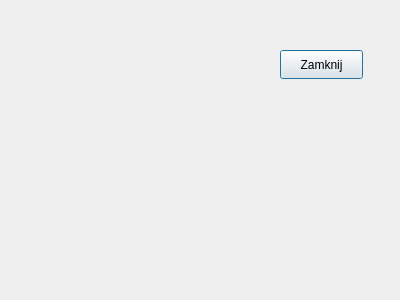
The window that settingswindow.ui (filipian1/GraWZycie) describes before a commit, drawn with Qt 5.
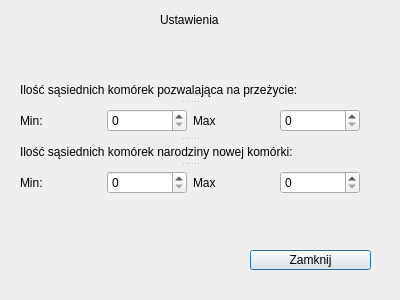
The same window after the commit.

What changed in the file:
```diff
--- a/settingswindow.ui
+++ b/settingswindow.ui
@@ -13,19 +13,103 @@
   <property name="windowTitle">
    <string>Dialog</string>
   </property>
+  <widget class="QLabel" name="label">
+   <property name="geometry">
+    <rect>
+     <x>160</x>
+     <y>10</y>
+     <width>81</width>
+     <height>20</height>
+    </rect>
+   </property>
+   <property name="text">
+    <string>Ustawienia</string>
+   </property>
+  </widget>
   <widget class="QPushButton" name="bZamknijButton">
    <property name="geometry">
     <rect>
-     <x>280</x>
-     <y>50</y>
-     <width>83</width>
-     <height>29</height>
+     <x>250</x>
+     <y>250</y>
+     <width>121</width>
+     <height>20</height>
     </rect>
    </property>
    <property name="text">
     <string>Zamknij</string>
    </property>
   </widget>
+  <widget class="QSplitter" name="splitter">
+   <property name="geometry">
+    <rect>
+     <x>20</x>
+     <y>80</y>
+     <width>340</width>
+     <height>119</height>
+    </rect>
+   </property>
+   <property name="orientation">
+    <enum>Qt::Vertical</enum>
+   </property>
+   <widget class="QLabel" name="label_2">
+    <property name="text">
+     <string>Ilość sąsiednich komórek pozwalająca na przeżycie:</string>
+    </property>
+   </widget>
+   <widget class="QWidget" name="layoutWidget">
+    <layout class="QHBoxLayout" name="horizontalLayout">
+     <item>
+      <widget class="QLabel" name="label_3">
+       <property name="text">
+        <string>Min:</string>
+       </property>
+      </widget>
+     </item>
+     <item>
+      <widget class="QSpinBox" name="sBoxPrzezycieMin"/>
+     </item>
+     <item>
+      <widget class="QLabel" name="label_4">
+       <property name="text">
+        <string>Max</string>
+       </property>
+      </widget>
+     </item>
+     <item>
+      <widget class="QSpinBox" name="sBoxPrzezycieMax"/>
+     </item>
+    </layout>
+   </widget>
+   <widget class="QLabel" name="label_5">
+    <property name="text">
+     <string>Ilość sąsiednich komórek narodziny nowej komórki:</string>
+    </property>
+   </widget>
+   <widget class="QWidget" name="layoutWidget">
+    <layout class="QHBoxLayout" name="horizontalLayout_2">
+     <item>
+      <widget class="QLabel" name="label_6">
+       <property name="text">
+        <string>Min:</string>
+       </property>
+      </widget>
+     </item>
+     <item>
+      <widget class="QSpinBox" name="sBoxZycieMin"/>
+     </item>
+     <item>
+      <widget class="QLabel" name="label_7">
+       <property name="text">
+        <string>Max</string>
+       </property>
+      </widget>
+     </item>
+     <item>
+      <widget class="QSpinBox" name="sBoxZycieMax"/>
+     </item>
+    </layout>
+   </widget>
+  </widget>
  </widget>
  <resources/>
  <connections/>
```
